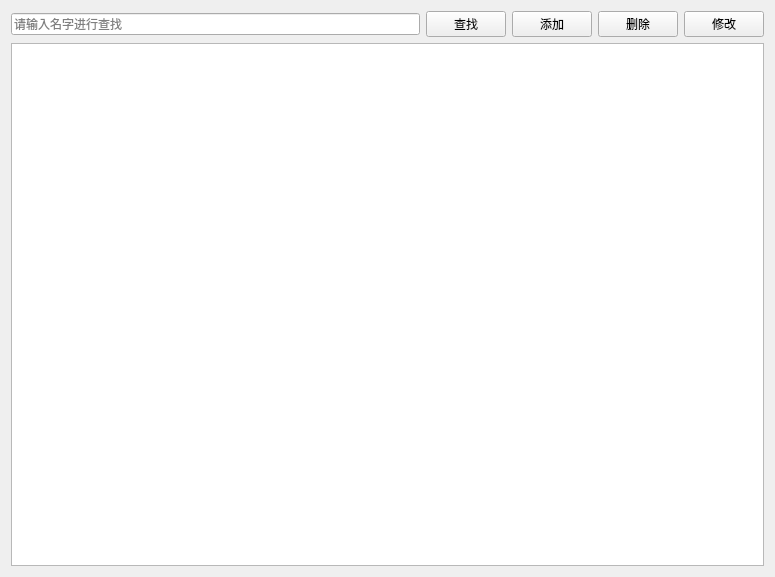
The window that lab3/medicinesview.ui (zjl8881/2023414290140) describes before a commit, drawn with Qt 5.
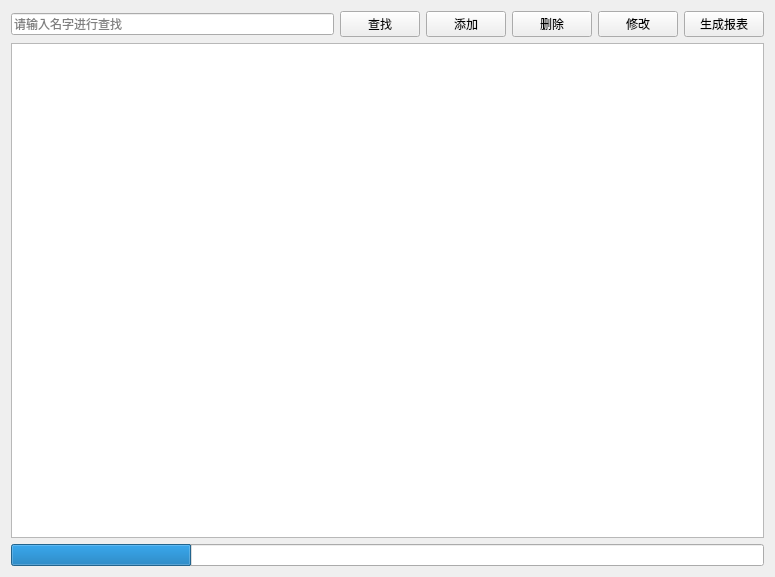
The same window after the commit.

```diff
--- a/lab3/medicinesview.ui
+++ b/lab3/medicinesview.ui
@@ -51,11 +51,28 @@
        </property>
       </widget>
      </item>
+     <item>
+      <widget class="QPushButton" name="btReport">
+       <property name="text">
+        <string>生成报表</string>
+       </property>
+      </widget>
+     </item>
     </layout>
    </item>
    <item>
     <widget class="QTableView" name="tableView"/>
    </item>
+   <item>
+    <widget class="QProgressBar" name="progressBar">
+     <property name="value">
+      <number>24</number>
+     </property>
+     <property name="textVisible">
+      <bool>false</bool>
+     </property>
+    </widget>
+   </item>
   </layout>
  </widget>
  <resources/>
```
Left out of the diff: 2 changed lines with no effect on the pictures.
